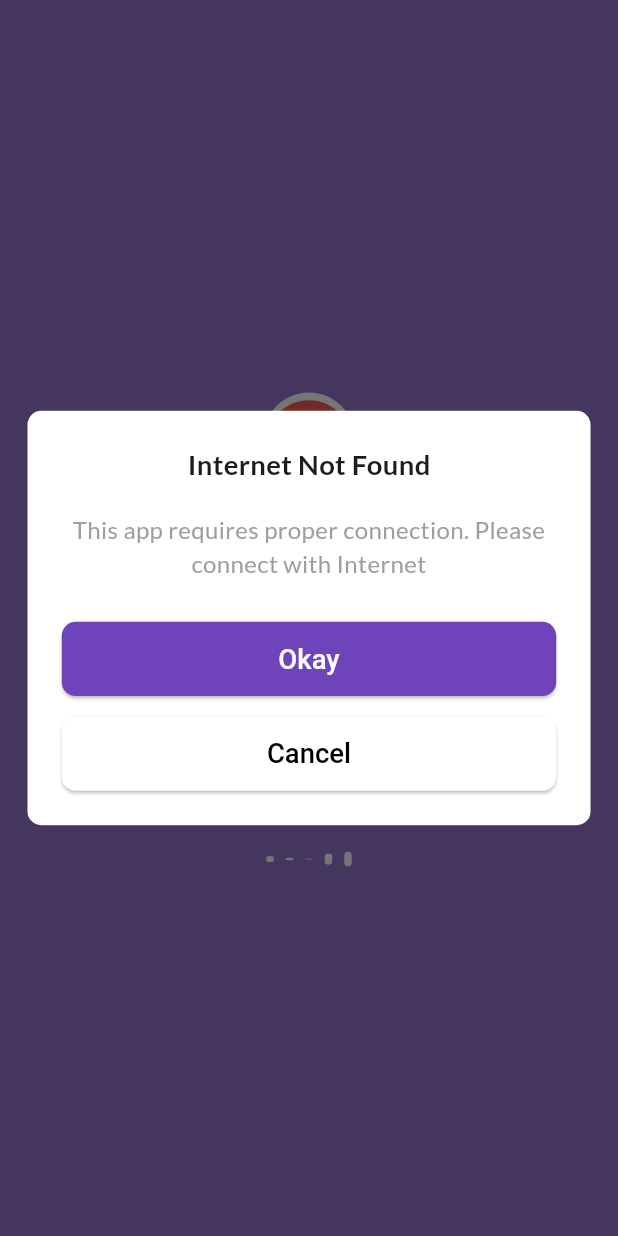
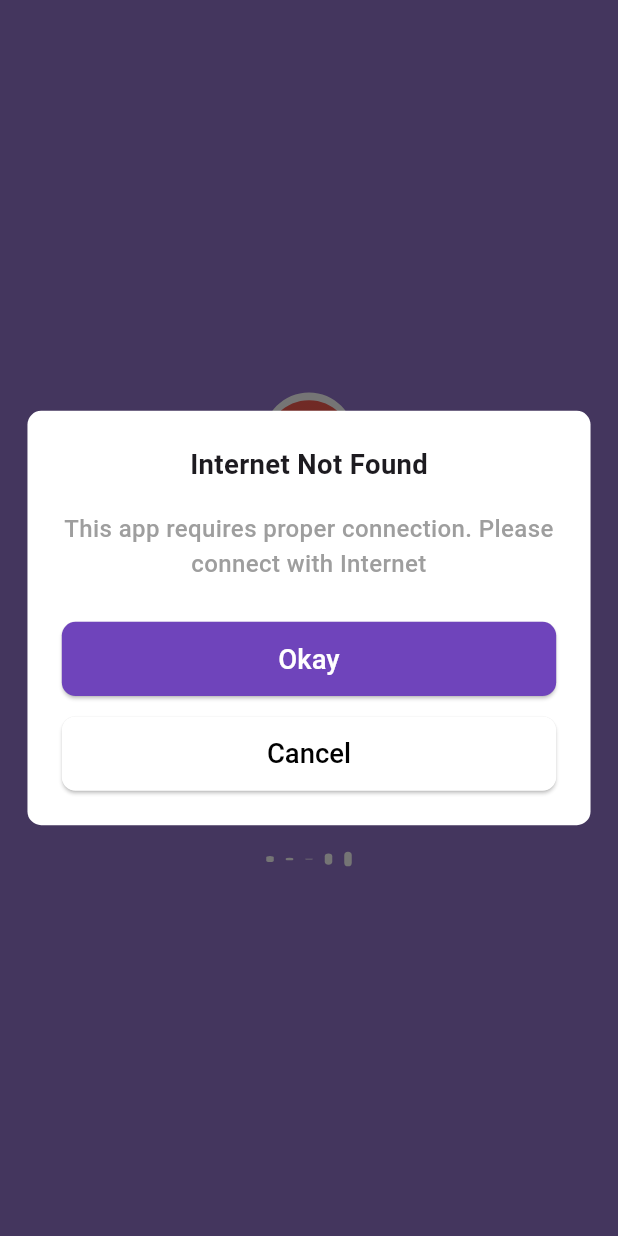
Before and after one commit to atikahadrina/flutter-test, a Flutter app: the screen it shows after launch, on a phone screen of 412 x 824 dp. Run offline on Flutter 3.47's test engine with Material 3 defaults, Android fonts, the phone set to English and light mode, and no system bars; drawn by our look-alikes of shimmer; our stand-ins replace cached_network_image, dio, flutter_rating_bar, flutter_screenutil, flutter_slidable, get and 3 more; missing offline and left inert: pdfx.

Commit message:
[FIXED] use base text theme instead of lato

```diff
--- a/lib/components/app_theme.dart
+++ b/lib/components/app_theme.dart
@@ -1,5 +1,4 @@
 import 'package:flutter/material.dart';
-import 'package:google_fonts/google_fonts.dart';
 import 'package:product_cart_app/theme/app_color.dart';
 import 'package:product_cart_app/theme/app_text_styles.dart';
 import 'package:product_cart_app/theme/theme_extension.dart';
@@ -8,16 +7,14 @@ class AppTheme {
   /// Build the light theme with Lato as the base font and sizing from AppTextStyle.
   static ThemeData light(BuildContext context) {
     final styles = AppTextStyle();
-    final lato = GoogleFonts.latoTextTheme(
-      Theme.of(context).textTheme,
-    );
+    final baseTextTheme = Theme.of(context).textTheme;
 
     return ThemeData(
       brightness: Brightness.light,
       primaryColor: primaryColor,
       scaffoldBackgroundColor: context.color.white,
       canvasColor: Colors.transparent,
-      fontFamily: GoogleFonts.lato().fontFamily,
+      fontFamily: null,
       appBarTheme: AppBarTheme(
         centerTitle: true,
         backgroundColor: context.color.white,
@@ -46,7 +43,7 @@ class AppTheme {
           borderRadius: BorderRadius.circular(5),
         ),
       ),
-      textTheme: lato.copyWith(
+      textTheme: baseTextTheme.copyWith(
         bodySmall: styles.smallText(context),
         bodyMedium: styles.mediumText(context),
         bodyLarge: styles.largeText(context),
```
